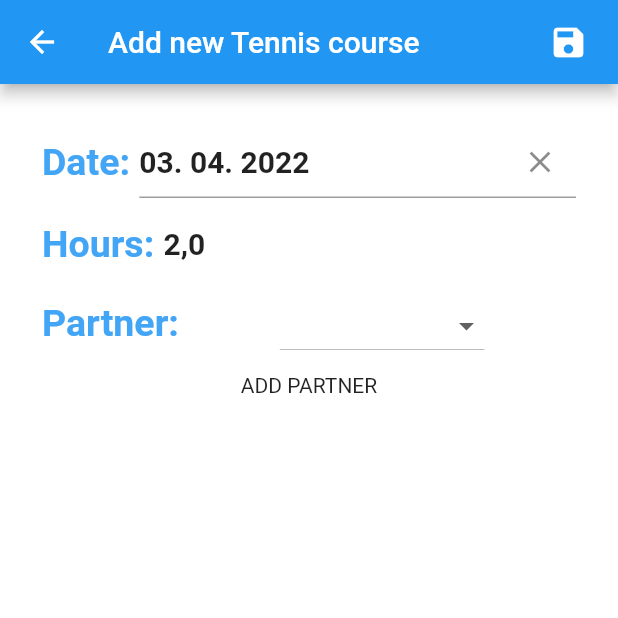
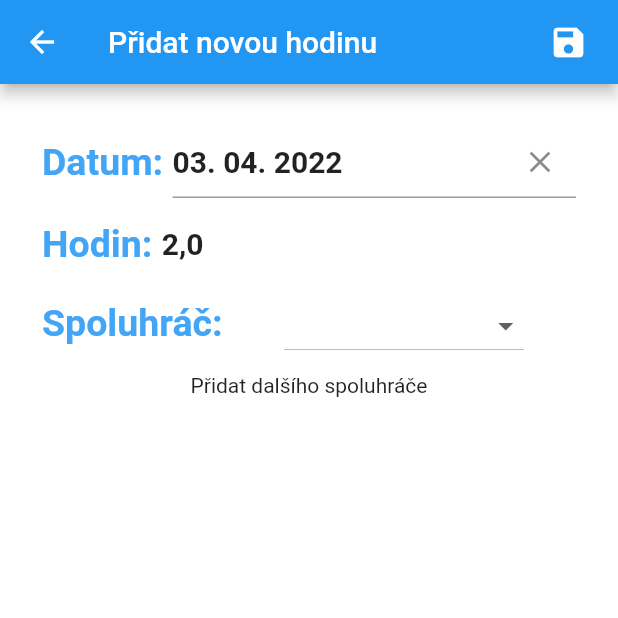
Before and after one commit to jelazi/tennis_cash_court, a Flutter app: the AddNewHourDialog screen opened directly with empty values, on a phone screen of 412 x 824 dp, the top half of it. Run offline on Flutter 3.47's test engine with Material 2 defaults, Android fonts, the phone set to English and light mode, and no system bars; drawn by our look-alikes of datetime_picker_formfield; our stand-ins replace equatable, firebase_core, firebase_database, flutter_slidable, get, get_storage and 3 more; missing offline and left inert: flutter_picker; accounts and stored records are empty; generated files the repository leaves out were written again.

Commit message:
Add: localize to czech  & english

```diff
--- a/lib/controllers/hour_controller.dart
+++ b/lib/controllers/hour_controller.dart
@@ -77,7 +77,7 @@ class HourController extends GetxController {
         if (!list.contains(partner)) list.add(partner);
       }).toList();
     }).toList();
-    list.add('..add new name');
+    list.add('addNewName'.tr);
     return list;
   }
 
--- a/lib/main.dart
+++ b/lib/main.dart
@@ -36,13 +36,14 @@ main() async {
 }
 
 class MyApp extends StatelessWidget {
+  final SettingsController _settingsController = Get.find();
   @override
   Widget build(BuildContext context) {
     final AuthenticationController authenticationController = Get.find();
     return GetMaterialApp(
       title: 'nameApp'.tr,
       translations: Languages(),
-      locale: Locale('cs', 'CZ'),
+      locale: _settingsController.language.value,
       theme: ThemeData(
         primarySwatch: Colors.blue,
       ),
--- a/lib/others/languages.dart
+++ b/lib/others/languages.dart
@@ -29,9 +29,78 @@ class Languages extends Translations {
           'enterNamePlayer': 'Vlož jméno hráče',
           'enterShortCurrency': 'Vlož zkrácený název měny',
           'enterHourPrice': 'Vlož cenu za hodinu',
+          'addNewName': '..přidat nové jméno',
+          'partner': 'Spoluhráč: ',
+          'edit': 'Upravit',
+          'delete': 'Vymazat',
+          'addNewHour': 'Přidat další hordinu',
+          'payTennisHours': 'Zaplacení',
+          'payTennisQuestion': 'Chcete všechny hodiny zaplatit? Cena je: ',
+          'current': 'Zadej',
+          'filter': 'Vyhledávání',
+          'pay': 'Placení',
+          'synchronization': 'Synchronizace',
+          'settings': 'Nastavení',
+          'addNewTennisCourse': 'Přidat novou hodinu',
+          'sameNamePartners': 'Jména dvou spoluhráčů se shodují',
+          'hours:': 'Hodin: ',
+          'addPartner': 'Přidat dalšího spoluhráče',
+          'selectHours': 'Prosím vyberte počet hodin',
+          'date': 'Datum: ',
+          'newNamePartner': 'Nové jméno spoluhráče',
+          'newName': 'Nové jméno',
+          'thisName': 'Zadané jméno ',
+          'exists': ' již existuje',
+          'questDelete': 'Chcete vymazat všechny data?'
         },
         'en_US': {
           'hello': 'Hello',
+          'nameApp': 'Counting tennis hours',
+          'search': 'Search',
+          'fromDate': 'From date: ',
+          'toDate': 'To date: ',
+          'totalHours': 'Total hours: ',
+          'hours': ' hours',
+          'totalPrice': 'Total price: ',
+          'nothingToPay': 'Nothing to pay!',
+          'paymentAllHours': 'Pay',
+          'currentPlayer': 'Current player:',
+          'namePlayer': 'Player name',
+          'password': 'Password',
+          'isAdmin': 'Is administrator',
+          'common': 'Common settings:',
+          'hourPrice': 'Price per hour',
+          'currency': 'Currency',
+          'language': 'Language',
+          'ok': 'Ok',
+          'cancel': 'Cancel',
+          'enterNewPass': 'Enter new password',
+          'enterNamePlayer': 'Enter player name',
+          'enterShortCurrency': 'Enter short code currency',
+          'enterHourPrice': 'Enter price per hour',
+          'addNewName': '..Add new name',
+          'partner': 'Playmate: ',
+          'edit': 'Edit',
+          'delete': 'Delete',
+          'addNewHour': 'Add new hour',
+          'payTennisHours': 'Pay',
+          'payTennisQuestion': 'Do you want to pay all hours? Price is: ',
+          'current': 'Add',
+          'filter': 'Filter',
+          'pay': 'Pay',
+          'synchronization': 'Synchronization',
+          'settings': 'Settings',
+          'addNewTennisCourse': 'Add new tennis lesson',
+          'sameNamePartners': 'There is same name playmates',
+          'hours:': 'Hours: ',
+          'addPartner': 'Add new playmate',
+          'selectHours': 'Please, select hour',
+          'date': 'Date: ',
+          'newNamePartner': 'New name playmates',
+          'newName': 'New name',
+          'thisName': 'This name ',
+          'exists': ' have existed',
+          'questDelete': 'Do you want delete all data?'
         },
       };
 }
--- a/lib/view/cards/card_hour.dart
+++ b/lib/view/cards/card_hour.dart
@@ -36,7 +36,7 @@ class _CardHourState extends State<CardHour> {
               backgroundColor: Colors.green,
               foregroundColor: Colors.white,
               icon: Icons.edit_rounded,
-              label: 'Edit',
+              label: 'edit'.tr,
             ),
           ],
         ),
@@ -49,7 +49,7 @@ class _CardHourState extends State<CardHour> {
               backgroundColor: Colors.red,
               foregroundColor: Colors.white,
               icon: Icons.delete,
-              label: 'Delete',
+              label: 'delete'.tr,
             ),
           ],
         ),
@@ -93,7 +93,7 @@ class CustomCard extends StatelessWidget {
               Padding(
                 padding: const EdgeInsets.all(8.0),
                 child: Text(
-                  'Partner: ' + tennisHour.partner.join(", "),
+                  'partner'.tr + tennisHour.partner.join(", "),
                   style: const TextStyle(
                     color: Colors.blueAccent,
                     fontWeight: FontWeight.bold,
@@ -105,7 +105,7 @@ class CustomCard extends StatelessWidget {
           ),
           ListTile(
             title: Text(
-              tennisHour.hours.toString() + ' hours',
+              tennisHour.hours.toString() + 'hours'.tr,
               style: TextStyle(
                 color: Colors.blue.shade800,
                 fontWeight: FontWeight.bold,
--- a/lib/view/cards/card_hour_short.dart
+++ b/lib/view/cards/card_hour_short.dart
@@ -1,4 +1,5 @@
 import 'package:flutter/material.dart';
+import 'package:get/get.dart';
 import 'package:intl/intl.dart';
 import 'package:tennis_cash_court/model/tennis_hour.dart';
 
@@ -32,7 +33,7 @@ class CardHourShort extends StatelessWidget {
           Padding(
             padding: const EdgeInsets.all(8.0),
             child: Text(
-              'Partner: ' + tennisHour.partner.join(", "),
+              'partner'.tr + tennisHour.partner.join(", "),
               style: const TextStyle(
                 color: Colors.black,
                 fontWeight: FontWeight.bold,
--- a/lib/view/cards/sum_card.dart
+++ b/lib/view/cards/sum_card.dart
@@ -39,16 +39,16 @@ class _SumCardState extends State<SumCard> {
                 Padding(
                   padding: const EdgeInsets.all(8.0),
                   child: Text(
-                    'Total hours: ' +
+                    'totalHours'.tr +
                         hourController.summaryHours.value.toStringAsFixed(1) +
-                        ' hours',
+                        'hours'.tr,
                     style: sumStyle,
                   ),
                 ),
                 Padding(
                   padding: const EdgeInsets.all(8.0),
                   child: Text(
-                    'Total price: ' +
+                    'totalPrice'.tr +
                         hourController.totalPrice.value.toStringAsFixed(0) +
                         ' ' +
                         settingsController.currency.value,
@@ -63,7 +63,7 @@ class _SumCardState extends State<SumCard> {
                   alignment: Alignment.centerRight,
                   child: FloatingActionButton(
                     onPressed: displayAddHour,
-                    tooltip: 'Add new hour',
+                    tooltip: 'addNewHour'.tr,
                     child: const Icon(Icons.add),
                   ),
                 )
--- a/lib/view/dialogs/pay_dialog.dart
+++ b/lib/view/dialogs/pay_dialog.dart
@@ -12,18 +12,18 @@ class PayDialog extends StatelessWidget {
   @override
   Widget build(BuildContext context) {
     return AlertDialog(
-      title: Text("Pay tennis hours"),
-      content: Text("Do you want pay all hours? Price is $sum."),
+      title: Text("payTennisHours".tr),
+      content: Text('payTennisQuestion' + sum),
       actions: [
         TextButton(
-          child: Text("Ok"),
+          child: Text('ok'.tr),
           onPressed: () {
             hourController.payAll();
             Navigator.of(Get.overlayContext!).pop();
           },
         ),
         TextButton(
-          child: Text("Cancel"),
+          child: Text("cancel".tr),
           onPressed: () {
             Navigator.of(Get.overlayContext!).pop();
           },
--- a/lib/view/new_hour/add_new_hour_dialog.dart
+++ b/lib/view/new_hour/add_new_hour_dialog.dart
@@ -45,7 +45,7 @@ class _AddNewHourDialogState extends State<AddNewHourDialog> {
   Widget build(BuildContext context) {
     return Scaffold(
       appBar: AppBar(
-        title: const Text('Add new Tennis course'),
+        title: Text('addNewTennisCourse'.tr),
         actions: [
           Padding(
             padding: const EdgeInsets.only(right: 20.0),
@@ -57,8 +57,8 @@ class _AddNewHourDialogState extends State<AddNewHourDialog> {
                       i < currentPartnerCardsNames.length;
                       i++) {
                     if (e == currentPartnerCardsNames[i]) {
-                      var snackBar = const SnackBar(
-                        content: Text("Two same name partners!"),
+                      var snackBar = SnackBar(
+                        content: Text('sameNamePartners'.tr),
                       );
                       ScaffoldMessenger.of(context).showSnackBar(snackBar);
                       isCorrect = false;
@@ -101,7 +101,7 @@ class _AddNewHourDialogState extends State<AddNewHourDialog> {
                 child: Row(
                   children: [
                     Text(
-                      'Hours: ',
+                      'hours:'.tr,
                       style: labelStyle,
                     ),
                     Expanded(
@@ -126,7 +126,7 @@ class _AddNewHourDialogState extends State<AddNewHourDialog> {
                     Padding(
                       padding: const EdgeInsets.only(top: 8),
                       child: Text(
-                        'Partner: ',
+                        'partner'.tr,
                         style: labelStyle,
                       ),
                     ),
@@ -151,7 +151,7 @@ class _AddNewHourDialogState extends State<AddNewHourDialog> {
                 ),
               ),
               InkWell(
-                  child: Text("ADD PARTNER"),
+                  child: Text('addPartner'.tr),
                   onTap: () {
                     if (currentPartnerCardsNames.last.isNotEmpty) {
                       currentPartnerCardsNames.add('');
@@ -193,7 +193,7 @@ class _AddNewHourDialogState extends State<AddNewHourDialog> {
           ))
         ],
         hideHeader: true,
-        title: const Text("Please Select Hours"),
+        title: Text('selectHours'.tr),
         selectedTextStyle: const TextStyle(color: Colors.blue),
         onConfirm: (Picker picker, List value) {
           setState(() {
--- a/lib/view/new_hour/calendar_text.dart
+++ b/lib/view/new_hour/calendar_text.dart
@@ -1,5 +1,6 @@
 import 'package:datetime_picker_formfield/datetime_picker_formfield.dart';
 import 'package:flutter/material.dart';
+import 'package:get/get.dart';
 import 'package:intl/intl.dart';
 
 class CalendarText extends StatefulWidget {
@@ -20,7 +21,7 @@ class _CalendarTextState extends State<CalendarText> {
       child: Row(
         mainAxisAlignment: MainAxisAlignment.spaceBetween,
         children: [
-          Text('Date: ', style: widget.labelStyle),
+          Text('date'.tr, style: widget.labelStyle),
           Expanded(
             child: DateTimeField(
               initialValue: DateTime.now(),
--- a/lib/view/new_hour/partner_dropdown_button.dart
+++ b/lib/view/new_hour/partner_dropdown_button.dart
@@ -1,4 +1,5 @@
 import 'package:flutter/material.dart';
+import 'package:get/get.dart';
 
 class PartnerDropDownButton extends StatefulWidget {
   final String partnerCard;
@@ -35,7 +36,7 @@ class _PartnerDropDownButtonState extends State<PartnerDropDownButton> {
       }).toList(),
       onChanged: (String? newValue) {
         setState(() {
-          if (newValue! == '..add new name') {
+          if (newValue! == 'addNewName'.tr) {
             _showNewNameDialog(widget.textFieldController);
           } else {
             widget.changeName(newValue, widget.index);
@@ -52,21 +53,21 @@ class _PartnerDropDownButtonState extends State<PartnerDropDownButton> {
         context: context,
         builder: (context) {
           return AlertDialog(
-            title: const Text('New partner name'),
+            title: Text('newNamePartner'.tr),
             content: TextField(
               autofocus: true,
               onChanged: (value) {
                 setValue = value;
               },
               controller: textFieldController,
-              decoration: const InputDecoration(hintText: "New name"),
+              decoration: InputDecoration(hintText: 'newName'.tr),
             ),
             actions: [
               TextButton(
                 onPressed: () {
                   if (widget.possiblePartnerCardsNames.contains(setValue)) {
                     var snackBar = SnackBar(
-                      content: Text("The name $setValue exists!"),
+                      content: Text('thisName'.tr + setValue + 'exists'.tr),
                     );
                     ScaffoldMessenger.of(context).showSnackBar(snackBar);
                   } else {
@@ -79,7 +80,7 @@ class _PartnerDropDownButtonState extends State<PartnerDropDownButton> {
                     });
                   }
                 },
-                child: const Text('OK'),
+                child: Text('ok'.tr),
               )
             ],
           );
```
Also changed, not shown: lib/view/navbar/custom_tabs_widget.dart (+6 -5 lines), lib/view/screens/filter_screen.dart (+8 -8 lines), lib/view/screens/sync_screen.dart (+5 -5 lines).
